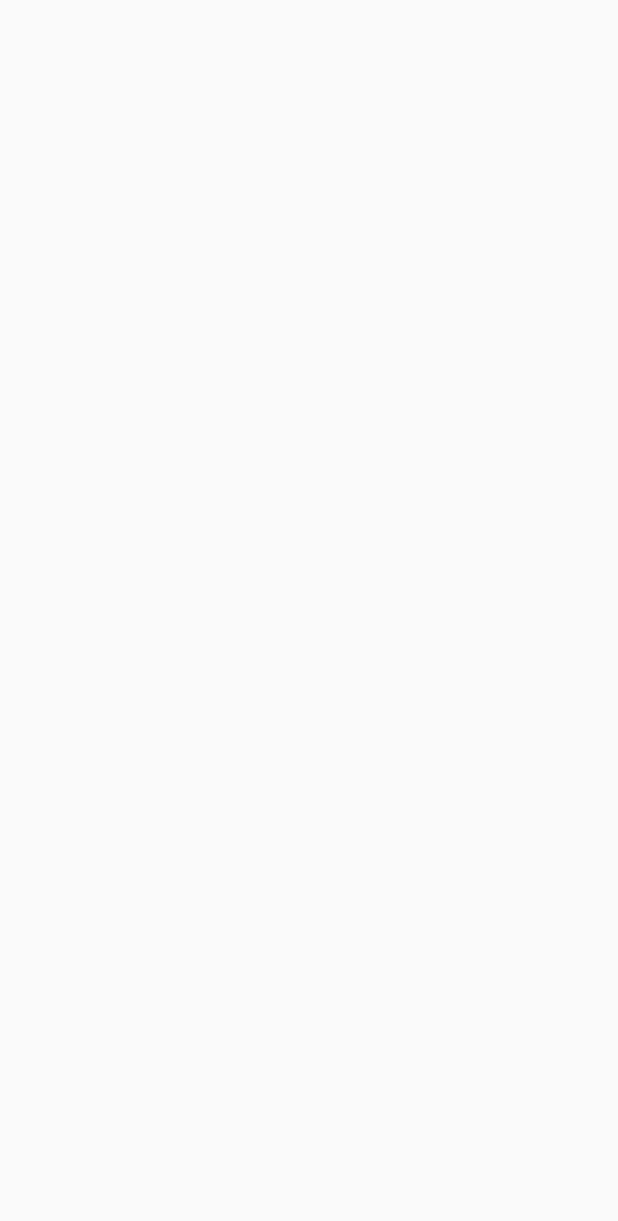
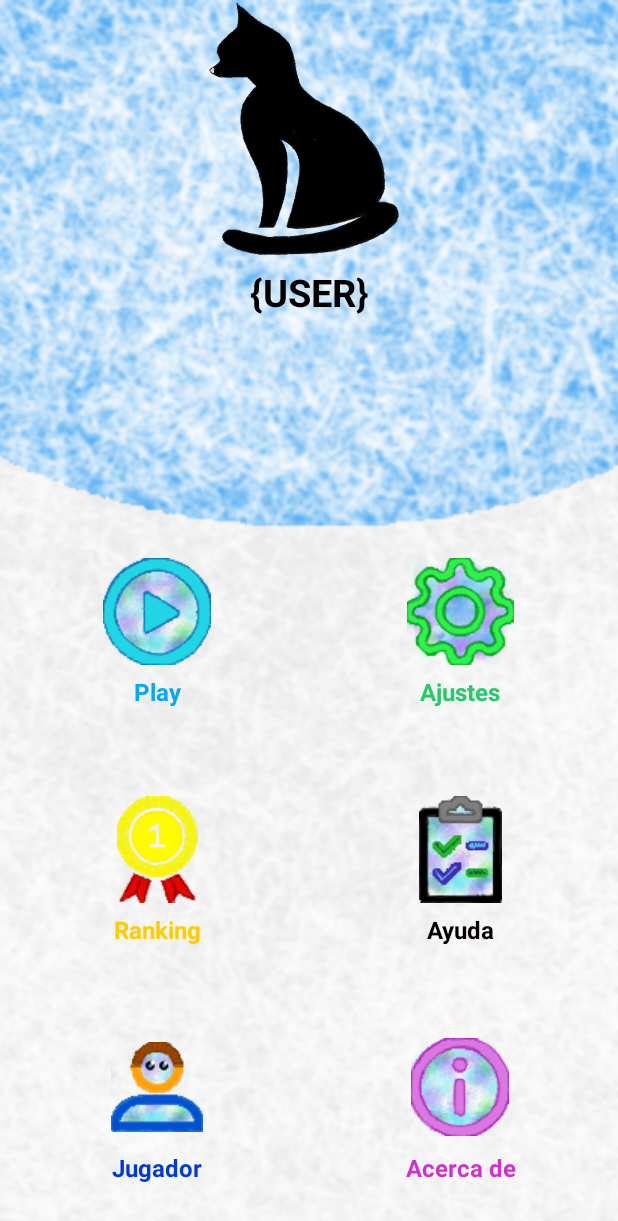
Before and after one commit to mariabelenTC/LSMU, an Android app: the screen it shows after launch (MainActivity), on a phone screen of 412 x 824 dp. Before the commit the part shown is empty. Shown: the top 1221 px of the screen. Run offline under Robolectric (Android 15) with nearby library versions, the phone set to English and light mode, and no system bars.

Commit message:
añadido menu

```diff
--- a/ImagerV10/app/build.gradle
+++ b/ImagerV10/app/build.gradle
@@ -23,6 +23,7 @@ dependencies {
     implementation fileTree(dir: 'libs', include: ['*.jar'])
     implementation 'androidx.appcompat:appcompat:1.1.0'
     implementation 'androidx.constraintlayout:constraintlayout:1.1.3'
+    implementation 'androidx.legacy:legacy-support-v4:1.0.0'
     testImplementation 'junit:junit:4.12'
     androidTestImplementation 'androidx.test.ext:junit:1.1.1'
     androidTestImplementation 'androidx.test.espresso:espresso-core:3.2.0'
--- a/ImagerV10/app/src/main/java/marbel/mov/urjc/imagerv10/MainActivity.java
+++ b/ImagerV10/app/src/main/java/marbel/mov/urjc/imagerv10/MainActivity.java
@@ -1,14 +1,64 @@
 package marbel.mov.urjc.imagerv10;
 
 import androidx.appcompat.app.AppCompatActivity;
+import androidx.fragment.app.Fragment;
 
+import android.net.Uri;
 import android.os.Bundle;
+import android.widget.Toast;
 
-public class MainActivity extends AppCompatActivity {
+import marbel.mov.urjc.imagerv10.fragments.InicioFragment;
+import marbel.mov.urjc.imagerv10.interfaces.ReportFragments;
 
+public class MainActivity extends AppCompatActivity implements ReportFragments, InicioFragment.OnFragmentInteractionListener{
+
+    Fragment fragmetInicio;
     @Override
     protected void onCreate(Bundle savedInstanceState) {
         super.onCreate(savedInstanceState);
         setContentView(R.layout.activity_main);
+        fragmetInicio= new InicioFragment();
+        getSupportFragmentManager().beginTransaction().replace(R.id.contenedorFragments,fragmetInicio).commit();
+
+
+    }
+
+    @Override
+    public void onFragmentInteraction(Uri uri) {
+
+    }
+    @Override
+    public void startGame() {
+        Toast.makeText(getApplicationContext(),"inicia Juego desde el activity", Toast.LENGTH_SHORT).show();
+    }
+
+    @Override
+    public void callSettings() {
+        Toast.makeText(getApplicationContext(),"llamar ajustes desde el activity", Toast.LENGTH_SHORT).show();
+
+    }
+
+    @Override
+    public void consultRanking() {
+        Toast.makeText(getApplicationContext(),"consultar ranking desde el activity", Toast.LENGTH_SHORT).show();
+
+    }
+
+    @Override
+    public void consultInstruccions() {
+        Toast.makeText(getApplicationContext(),"cosult instrucciones desde el activity", Toast.LENGTH_SHORT).show();
+
+    }
+
+    @Override
+    public void editUsers() {
+        Toast.makeText(getApplicationContext(),"manejar usuarios desde el activity", Toast.LENGTH_SHORT).show();
+
+    }
+
+    @Override
+    public void consultInformation() {
+        Toast.makeText(getApplicationContext(),"consult info desde el activity", Toast.LENGTH_SHORT).show();
+
     }
 }
--- /dev/null
+++ b/ImagerV10/app/src/main/java/marbel/mov/urjc/imagerv10/fragments/InicioFragment.java
@@ -0,0 +1,143 @@
+package marbel.mov.urjc.imagerv10.fragments;
+
+import android.app.Activity;
+import android.content.Context;
+import android.net.Uri;
+import android.os.Bundle;
+
+import androidx.fragment.app.Fragment;
+
+import android.view.LayoutInflater;
+import android.view.View;
+import android.view.ViewGroup;
+import android.widget.ImageButton;
+
+import marbel.mov.urjc.imagerv10.R;
+import marbel.mov.urjc.imagerv10.interfaces.ReportFragments;
+import marbel.mov.urjc.imagerv10.uses.OnclickListener;
+
+/**
+ * A simple {@link Fragment} subclass.
+ * Activities that contain this fragment must implement the
+ * {@link InicioFragment.OnFragmentInteractionListener} interface
+ * to handle interaction events.
+ * Use the {@link InicioFragment#newInstance} factory method to
+ * create an instance of this fragment.
+ */
+public class InicioFragment extends Fragment {
+    // TODO: Rename parameter arguments, choose names that match
+    // the fragment initialization parameters, e.g. ARG_ITEM_NUMBER
+    private static final String ARG_PARAM1 = "param1";
+    private static final String ARG_PARAM2 = "param2";
+
+    // TODO: Rename and change types of parameters
+    private String mParam1;
+    private String mParam2;
+
+    private OnFragmentInteractionListener mListener;
+    private View v;
+    private Activity activity;
+    private ImageButton b_play,b_setting,b_ranking,b_help,b_user,b_info;
+    private ReportFragments interfaceReportFragments;
+    OnclickListener manejador;
+
+    public InicioFragment() {
+        // Required empty public constructor
+    }
+
+    /**
+     * Use this factory method to create a new instance of
+     * this fragment using the provided parameters.
+     *
+     * @param param1 Parameter 1.
+     * @param param2 Parameter 2.
+     * @return A new instance of fragment InicioFragment.
+     */
+    // TODO: Rename and change types and number of parameters
+    public static InicioFragment newInstance(String param1, String param2) {
+        InicioFragment fragment = new InicioFragment();
+        Bundle args = new Bundle();
+        args.putString(ARG_PARAM1, param1);
+        args.putString(ARG_PARAM2, param2);
+        fragment.setArguments(args);
+        return fragment;
+    }
+
+    @Override
+    public void onCreate(Bundle savedInstanceState) {
+        super.onCreate(savedInstanceState);
+        if (getArguments() != null) {
+            mParam1 = getArguments().getString(ARG_PARAM1);
+            mParam2 = getArguments().getString(ARG_PARAM2);
+        }
+    }
+
+    @Override
+    public View onCreateView(LayoutInflater inflater, ViewGroup container,
+                             Bundle savedInstanceState) {
+
+        v=  inflater.inflate(R.layout.fragment_inicio, container, false);
+        b_play=v.findViewById(R.id.btn_Play);
+        b_setting =v.findViewById(R.id.btn_Ajustes);
+        b_ranking=v.findViewById(R.id.btn_Ranking);
+        b_help=v.findViewById(R.id.btn_Ayuda);
+        b_user=v.findViewById(R.id.btn_User);
+        b_info=v.findViewById(R.id.btn_Info);
+
+        manejador = new OnclickListener(this.interfaceReportFragments);
+
+        b_play.setOnClickListener(manejador);
+
+        b_setting.setOnClickListener(manejador);
+
+        b_ranking.setOnClickListener(manejador);
+        b_help.setOnClickListener(manejador);
+        b_user.setOnClickListener(manejador);
+        b_info.setOnClickListener(manejador);
+
+        return v;
+    }
+
+    // TODO: Rename method, update argument and hook method into UI event
+    public void onButtonPressed(Uri uri) {
+        if (mListener != null) {
+            mListener.onFragmentInteraction(uri);
+        }
+    }
+
+    @Override
+    public void onAttach(Context context) {
+        super.onAttach(context);
+        if (context instanceof Activity) {
+            activity=(Activity) context;
+            interfaceReportFragments = (ReportFragments) activity;
+        }
+        if (context instanceof OnFragmentInteractionListener) {
+            mListener = (OnFragmentInteractionListener) context;
+        } else {
+            throw new RuntimeException(context.toString()
+                    + " must implement OnFragmentInteractionListener");
+        }
+    }
+
+    @Override
+    public void onDetach() {
+        super.onDetach();
+        mListener = null;
+    }
+
+    /**
+     * This interface must be implemented by activities that contain this
+     * fragment to allow an interaction in this fragment to be communicated
+     * to the activity and potentially other fragments contained in that
+     * activity.
+     * <p>
+     * See the Android Training lesson <a href=
+     * "http://developer.android.com/training/basics/fragments/communicating.html"
+     * >Communicating with Other Fragments</a> for more information.
+     */
+    public interface OnFragmentInteractionListener {
+        // TODO: Update argument type and name
+        void onFragmentInteraction(Uri uri);
+    }
+}
--- /dev/null
+++ b/ImagerV10/app/src/main/java/marbel/mov/urjc/imagerv10/interfaces/ReportFragments.java
@@ -0,0 +1,11 @@
+package marbel.mov.urjc.imagerv10.interfaces;
+
+public interface ReportFragments {
+
+    public void startGame();
+    public void callSettings();
+    public void consultRanking();
+    public void consultInstruccions();
+    public void editUsers();
+    public void consultInformation();
+}
--- /dev/null
+++ b/ImagerV10/app/src/main/java/marbel/mov/urjc/imagerv10/uses/OnclickListener.java
@@ -0,0 +1,42 @@
+package marbel.mov.urjc.imagerv10.uses;
+
+import android.view.View;
+import android.widget.Toast;
+
+import marbel.mov.urjc.imagerv10.R;
+import marbel.mov.urjc.imagerv10.interfaces.ReportFragments;
+
+public class OnclickListener implements View.OnClickListener{
+    private int time = Toast.LENGTH_SHORT;
+    ReportFragments interfaceReportFragments;
+    public OnclickListener(ReportFragments f){
+
+        this.interfaceReportFragments=f;
+
+    }
+
+    @Override
+    public void onClick(View v) {
+        switch (v.getId()){
+            case R.id.btn_Play:
+                interfaceReportFragments.startGame();
+                break;
+            case R.id.btn_Ajustes:
+                interfaceReportFragments.callSettings();
+                break;
+            case R.id.btn_Ranking:
+                interfaceReportFragments.consultRanking();
+                break;
+            case R.id.btn_Ayuda:
+                interfaceReportFragments.consultInstruccions();
+                break;
+            case R.id.btn_User:
+                interfaceReportFragments.editUsers();
+                break;
+            case R.id.btn_Info:
+                interfaceReportFragments.consultInformation();
+                break;
+        }
+
+    }
+}
--- /dev/null
+++ b/ImagerV10/app/src/main/res/layout/fragment_inicio.xml
@@ -0,0 +1,271 @@
+<?xml version="1.0" encoding="utf-8"?>
+<RelativeLayout xmlns:android="http://schemas.android.com/apk/res/android"
+    xmlns:tools="http://schemas.android.com/tools"
+    android:layout_width="match_parent"
+    android:layout_height="match_parent"
+    xmlns:app="http://schemas.android.com/apk/res-auto"
+    android:background="@drawable/fondo"
+    tools:context=".fragments.InicioFragment">
+
+
+    <ImageView
+        android:id="@+id/gato"
+        android:layout_width="match_parent"
+        android:layout_height="176dp"
+        android:src="@drawable/cat"/>
+
+    <TextView
+        android:id="@+id/textNickName"
+        android:layout_width="match_parent"
+        android:layout_height="match_parent"
+        android:layout_alignParentTop="true"
+        android:layout_alignParentBottom="true"
+        android:layout_marginTop="177dp"
+
+        android:text="{USER}"
+        android:textAlignment="center"
+        android:textColor="@color/colorNegro"
+        android:textSize="25sp"
+        android:textStyle="bold" />
+
+    <GridLayout
+        android:id="@+id/idGrid"
+        android:layout_width="match_parent"
+        android:layout_height="match_parent"
+        android:layout_marginTop="340dp"
+        android:padding="4dp"
+        android:columnCount="2"
+        android:rowCount="3">
+
+        <LinearLayout
+            android:layout_width="0dp"
+            android:layout_height="0dp"
+            android:layout_marginLeft="16dp"
+            android:layout_marginRight="16dp"
+            android:layout_marginBottom="10dp"
+            android:layout_columnWeight="1"
+            android:layout_rowWeight="1">
+
+            <LinearLayout
+                android:layout_width="match_parent"
+                android:layout_height="wrap_content"
+                android:layout_gravity="center_horizontal|center_vertical"
+                android:orientation="vertical">
+
+                <ImageButton
+                    android:id="@+id/btn_Play"
+                    android:layout_width="85dp"
+                    android:layout_height="85dp"
+                    android:background="@color/colorTransparente"
+                    android:layout_gravity="center_horizontal"
+                    android:src="@drawable/start" />
+
+                <TextView
+                    android:layout_width="match_parent"
+                    android:layout_height="match_parent"
+                    android:layout_centerHorizontal="true"
+                    android:text="Play"
+                    android:textAlignment="center"
+                    android:textColor="@color/colorTurquesa"
+                    android:textSize="16sp"
+                    android:textStyle="bold" />
+
+            </LinearLayout>
+        </LinearLayout>
+
+        <LinearLayout
+            android:id="@+id/cardAjustes"
+            android:layout_width="0dp"
+            android:layout_height="0dp"
+            android:layout_marginLeft="16dp"
+            android:layout_marginRight="16dp"
+            android:layout_marginBottom="10dp"
+            android:layout_columnWeight="1"
+            android:layout_rowWeight="1">
+
+            <LinearLayout
+                android:layout_width="match_parent"
+                android:layout_height="wrap_content"
+                android:layout_gravity="center_horizontal|center_vertical"
+                android:orientation="vertical">
+
+                <ImageButton
+                    android:id="@+id/btn_Ajustes"
+                    android:layout_width="85dp"
+                    android:layout_height="85dp"
+                    android:background="@color/colorTransparente"
+                    android:layout_gravity="center_horizontal"
+                    android:src="@drawable/ajustes" />
+
+                <TextView
+                    android:layout_width="match_parent"
+                    android:layout_height="match_parent"
+                    android:layout_centerHorizontal="true"
+                    android:text="Ajustes"
+                    android:textAlignment="center"
+                    android:textColor="@color/colorVerde"
+                    android:textSize="16sp"
+                    android:textStyle="bold" />
+
+            </LinearLayout>
+
+        </LinearLayout>
+
+        <LinearLayout
+
+            android:layout_width="0dp"
+            android:layout_height="0dp"
+            android:layout_marginLeft="16dp"
+            android:layout_marginRight="16dp"
+            android:layout_marginBottom="10dp"
+            android:layout_columnWeight="1"
+            android:layout_rowWeight="1">
+
+            <LinearLayout
+                android:layout_width="match_parent"
+                android:layout_height="wrap_content"
+                android:layout_gravity="center_horizontal|center_vertical"
+                android:orientation="vertical">
+
+                <ImageButton
+                    android:id="@+id/btn_Ranking"
+                    android:layout_width="85dp"
+                    android:layout_height="85dp"
+                    android:background="@color/colorTransparente"
+                    android:layout_gravity="center_horizontal"
+                    android:src="@drawable/arbolmusica" />
+
+                <TextView
+                    android:layout_width="match_parent"
+                    android:layout_height="match_parent"
+                    android:layout_centerHorizontal="true"
+                    android:text="Ranking"
+                    android:textAlignment="center"
+                    android:textColor="@color/colorAmarillo"
+                    android:textSize="16sp"
+                    android:textStyle="bold" />
+
+            </LinearLayout>
+
+        </LinearLayout>
+
+
+        <LinearLayout
+
+            android:layout_width="0dp"
+            android:layout_height="0dp"
+            android:layout_marginLeft="16dp"
+            android:layout_marginRight="16dp"
+            android:layout_marginBottom="10dp"
+            android:layout_columnWeight="1"
+            android:layout_rowWeight="1">
+
+            <LinearLayout
+                android:layout_width="match_parent"
+                android:layout_height="wrap_content"
+                android:layout_gravity="center_horizontal|center_vertical"
+                android:orientation="vertical">
+
+                <ImageButton
+                    android:id="@+id/btn_Ayuda"
+                    android:layout_width="85dp"
+                    android:layout_height="85dp"
+                    android:background="@color/colorTransparente"
+                    android:layout_gravity="center_horizontal"
+                    android:src="@drawable/instrucciones" />
+
+                <TextView
+                    android:layout_width="match_parent"
+                    android:layout_height="match_parent"
+                    android:layout_centerHorizontal="true"
+                    android:text="Ayuda"
+                    android:textAlignment="center"
+                    android:textColor="@color/colorNegro"
+                    android:textSize="16sp"
+                    android:textStyle="bold" />
+
+            </LinearLayout>
+
+        </LinearLayout>
+
+        <LinearLayout
+
+            android:layout_width="0dp"
+            android:layout_height="0dp"
+            android:layout_marginLeft="16dp"
+            android:layout_marginRight="16dp"
+            android:layout_marginBottom="10dp"
+            android:layout_columnWeight="1"
+            android:layout_rowWeight="1">
+
+            <LinearLayout
+                android:layout_width="match_parent"
+                android:layout_height="wrap_content"
+                android:layout_gravity="center_horizontal|center_vertical"
+                android:orientation="vertical">
+
+                <ImageButton
+                    android:id="@+id/btn_User"
+                    android:layout_width="85dp"
+                    android:layout_height="85dp"
+                    android:background="@color/colorTransparente"
+                    android:layout_gravity="center_horizontal"
+                    android:src="@drawable/user" />
+
+                <TextView
+                    android:layout_width="match_parent"
+                    android:layout_height="match_parent"
+                    android:layout_centerHorizontal="true"
+                    android:text="Jugador"
+                    android:textAlignment="center"
+                    android:textColor="@color/colorAzul"
+                    android:textSize="16sp"
+                    android:textStyle="bold" />
+
+            </LinearLayout>
+
+        </LinearLayout>
+
+
+        <LinearLayout
+            android:layout_width="0dp"
+            android:layout_height="0dp"
+            android:layout_marginLeft="16dp"
+            android:layout_marginRight="16dp"
+            android:layout_marginBottom="10dp"
+            android:layout_columnWeight="1"
+            android:layout_rowWeight="1">
+
+            <LinearLayout
+                android:layout_width="match_parent"
+                android:layout_height="wrap_content"
+                android:layout_gravity="center_horizontal|center_vertical"
+                android:orientation="vertical">
+
+                <ImageButton
+                    android:id="@+id/btn_Info"
+                    android:layout_width="85dp"
+                    android:layout_height="85dp"
+                    android:background="@color/colorTransparente"
+                    android:layout_gravity="center_horizontal"
+                    android:src="@drawable/informacion" />
+
+                <TextView
+                    android:layout_width="match_parent"
+                    android:layout_height="match_parent"
+                    android:layout_centerHorizontal="true"
+                    android:text="Acerca de"
+                    android:textAlignment="center"
+                    android:textColor="@color/colorFuxia"
+                    android:textSize="16sp"
+                    android:textStyle="bold" />
+
+            </LinearLayout>
+
+        </LinearLayout>
+
+
+    </GridLayout>
+
+
+</RelativeLayout>
--- a/ImagerV10/app/src/main/res/values/strings.xml
+++ b/ImagerV10/app/src/main/res/values/strings.xml
@@ -1,3 +1,6 @@
 <resources>
     <string name="app_name">ImagerV1.0</string>
+
+    <!-- TODO: Remove or change this placeholder text -->
+    <string name="hello_blank_fragment">Hello blank fragment</string>
 </resources>
```
